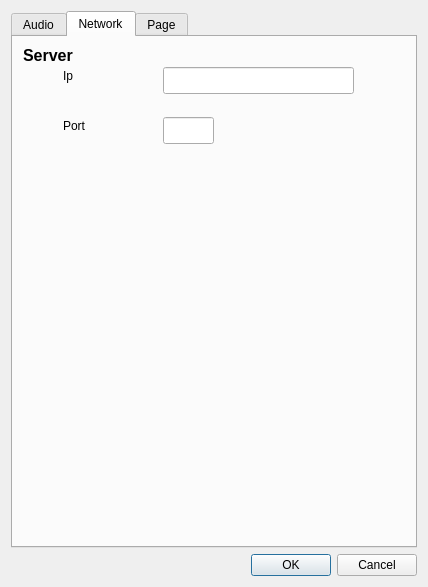
First picture: the form in src/client/gui/configuration_dialog.ui, repository sush/Live-Jamming, before the edit.
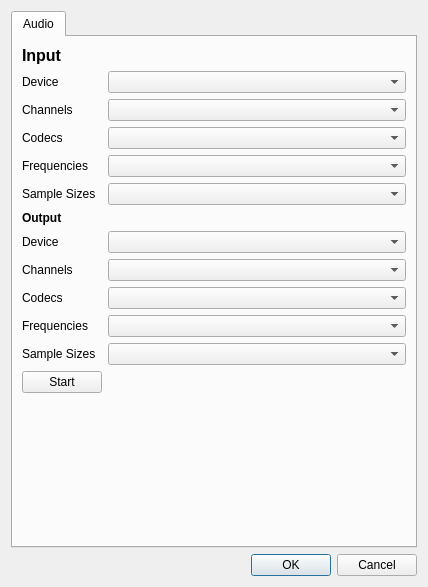
Second picture: the form after the edit. The open tabs and pages were chosen to show the change.

Commit message: Add the use of QSettings instead of the ugly parameters class Delete the parameters class

```diff
--- a/src/client/gui/configuration_dialog.ui
+++ b/src/client/gui/configuration_dialog.ui
@@ -93,25 +93,6 @@
        <item row="6" column="1">
         <widget class="QComboBox" name="iSampleSizesComboBox"/>
        </item>
-       <item row="14" column="1">
-        <widget class="QPushButton" name="pushButton">
-         <property name="text">
-          <string>Start</string>
-         </property>
-         <property name="checkable">
-          <bool>true</bool>
-         </property>
-         <property name="checked">
-          <bool>false</bool>
-         </property>
-         <property name="default">
-          <bool>false</bool>
-         </property>
-         <property name="flat">
-          <bool>false</bool>
-         </property>
-        </widget>
-       </item>
        <item row="8" column="0">
         <widget class="QLabel" name="label_10">
          <property name="font">
@@ -125,21 +106,6 @@
          </property>
         </widget>
        </item>
-       <item row="9" column="1">
-        <widget class="QComboBox" name="outputComboBox"/>
-       </item>
-       <item row="10" column="1">
-        <widget class="QComboBox" name="comboBox"/>
-       </item>
-       <item row="11" column="1">
-        <widget class="QComboBox" name="comboBox_2"/>
-       </item>
-       <item row="12" column="1">
-        <widget class="QComboBox" name="comboBox_3"/>
-       </item>
-       <item row="13" column="1">
-        <widget class="QComboBox" name="comboBox_4"/>
-       </item>
        <item row="9" column="0">
         <widget class="QLabel" name="label_11">
          <property name="text">
@@ -147,6 +113,9 @@
          </property>
         </widget>
        </item>
+       <item row="9" column="1">
+        <widget class="QComboBox" name="outputComboBox"/>
+       </item>
        <item row="10" column="0">
         <widget class="QLabel" name="label_12">
          <property name="text">
@@ -154,6 +123,9 @@
          </property>
         </widget>
        </item>
+       <item row="10" column="1">
+        <widget class="QComboBox" name="oChannelsComboBox"/>
+       </item>
        <item row="11" column="0">
         <widget class="QLabel" name="label_13">
          <property name="text">
@@ -161,6 +133,9 @@
          </property>
         </widget>
        </item>
+       <item row="11" column="1">
+        <widget class="QComboBox" name="oCodecsComboBox"/>
+       </item>
        <item row="12" column="0">
         <widget class="QLabel" name="label_14">
          <property name="text">
@@ -168,6 +143,9 @@
          </property>
         </widget>
        </item>
+       <item row="12" column="1">
+        <widget class="QComboBox" name="oFrequenciesComboBox"/>
+       </item>
        <item row="13" column="0">
         <widget class="QLabel" name="label_15">
          <property name="text">
@@ -175,84 +153,30 @@
          </property>
         </widget>
        </item>
+       <item row="13" column="1">
+        <widget class="QComboBox" name="oSampleSizesComboBox"/>
+       </item>
+       <item row="14" column="0">
+        <widget class="QPushButton" name="pushButton">
+         <property name="text">
+          <string>Start</string>
+         </property>
+         <property name="checkable">
+          <bool>true</bool>
+         </property>
+         <property name="checked">
+          <bool>false</bool>
+         </property>
+         <property name="default">
+          <bool>false</bool>
+         </property>
+         <property name="flat">
+          <bool>false</bool>
+         </property>
+        </widget>
+       </item>
       </layout>
      </widget>
-     <widget class="QWidget" name="tab_2">
-      <attribute name="title">
-       <string>Network</string>
-      </attribute>
-      <widget class="QLabel" name="label_3">
-       <property name="geometry">
-        <rect>
-         <x>10</x>
-         <y>10</y>
-         <width>62</width>
-         <height>17</height>
-        </rect>
-       </property>
-       <property name="font">
-        <font>
-         <pointsize>12</pointsize>
-         <weight>75</weight>
-         <bold>true</bold>
-        </font>
-       </property>
-       <property name="text">
-        <string>Server</string>
-       </property>
-      </widget>
-      <widget class="QLineEdit" name="lineEdit">
-       <property name="geometry">
-        <rect>
-         <x>150</x>
-         <y>30</y>
-         <width>191</width>
-         <height>27</height>
-        </rect>
-       </property>
-      </widget>
-      <widget class="QLineEdit" name="lineEdit_2">
-       <property name="geometry">
-        <rect>
-         <x>150</x>
-         <y>80</y>
-         <width>51</width>
-         <height>27</height>
-        </rect>
-       </property>
-      </widget>
-      <widget class="QLabel" name="label_4">
-       <property name="geometry">
-        <rect>
-         <x>50</x>
-         <y>30</y>
-         <width>62</width>
-         <height>17</height>
-        </rect>
-       </property>
-       <property name="text">
-        <string>Ip</string>
-       </property>
-      </widget>
-      <widget class="QLabel" name="label_6">
-       <property name="geometry">
-        <rect>
-         <x>50</x>
-         <y>80</y>
-         <width>62</width>
-         <height>17</height>
-        </rect>
-       </property>
-       <property name="text">
-        <string>Port</string>
-       </property>
-      </widget>
-     </widget>
-     <widget class="QWidget" name="tab_3">
-      <attribute name="title">
-       <string>Page</string>
-      </attribute>
-     </widget>
     </widget>
    </item>
    <item>
```
The commit also changes 8 other files.
